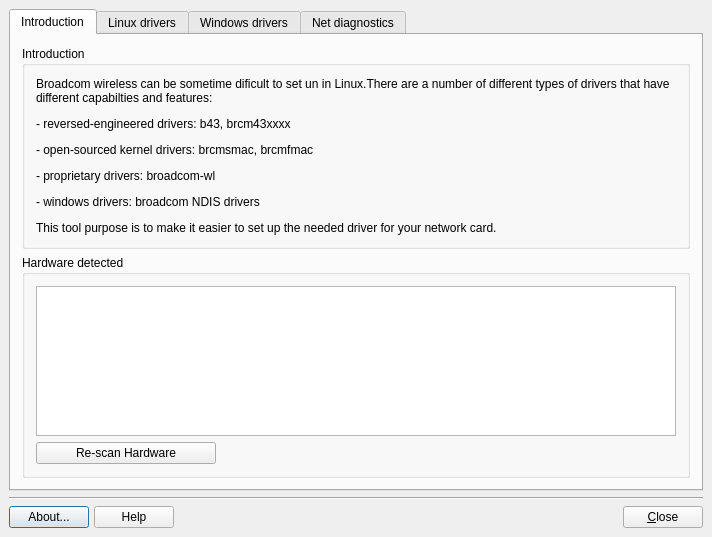
AdrianTM/mx-broadcom-manager, file meconfig.ui: the form before one commit.
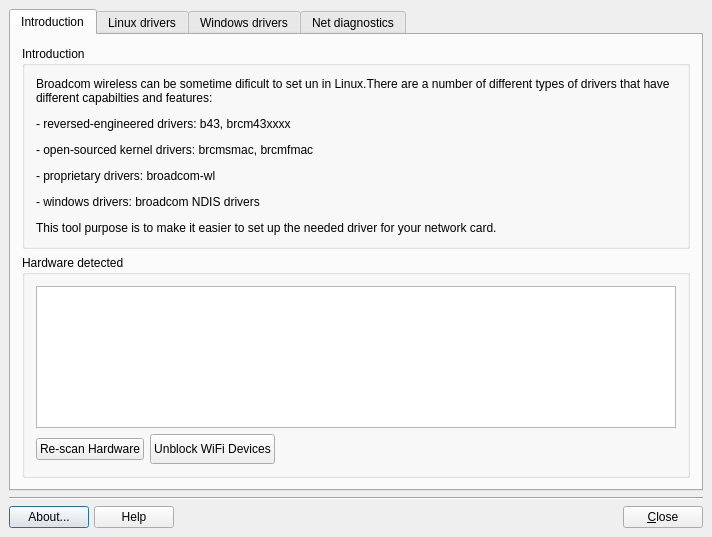
The form after the commit. The open tabs and pages were chosen to show the change. Icons and pictures are not drawn.

Commit message: added unblock button

```diff
--- a/meconfig.ui
+++ b/meconfig.ui
@@ -220,8 +220,44 @@
          <property name="title">
           <string>Hardware detected</string>
          </property>
-         <layout class="QVBoxLayout">
-          <item>
+         <layout class="QGridLayout" name="gridLayout_6">
+          <item row="1" column="0">
+           <widget class="QPushButton" name="hwDiagnosePushButton">
+            <property name="sizePolicy">
+             <sizepolicy hsizetype="Maximum" vsizetype="Fixed">
+              <horstretch>0</horstretch>
+              <verstretch>0</verstretch>
+             </sizepolicy>
+            </property>
+            <property name="maximumSize">
+             <size>
+              <width>180</width>
+              <height>16777215</height>
+             </size>
+            </property>
+            <property name="text">
+             <string>Re-scan Hardware</string>
+            </property>
+            <property name="icon">
+             <iconset>
+              <normaloff>../../../../../../../../usr/share/mx-broadcom-manager/icons/reload.png</normaloff>../../../../../../../../usr/share/mx-broadcom-manager/icons/reload.png</iconset>
+            </property>
+           </widget>
+          </item>
+          <item row="1" column="2">
+           <spacer name="horizontalSpacer">
+            <property name="orientation">
+             <enum>Qt::Horizontal</enum>
+            </property>
+            <property name="sizeHint" stdset="0">
+             <size>
+              <width>40</width>
+              <height>20</height>
+             </size>
+            </property>
+           </spacer>
+          </item>
+          <item row="0" column="0" colspan="3">
            <widget class="QListWidget" name="hwList">
             <property name="sizePolicy">
              <sizepolicy hsizetype="Expanding" vsizetype="Expanding">
@@ -279,22 +315,22 @@
             </property>
            </widget>
           </item>
-          <item>
-           <widget class="QPushButton" name="hwDiagnosePushButton">
+          <item row="1" column="1">
+           <widget class="QPushButton" name="hwUnblock">
             <property name="sizePolicy">
              <sizepolicy hsizetype="Maximum" vsizetype="Fixed">
               <horstretch>0</horstretch>
               <verstretch>0</verstretch>
              </sizepolicy>
             </property>
-            <property name="maximumSize">
+            <property name="minimumSize">
              <size>
-              <width>180</width>
-              <height>16777215</height>
+              <width>0</width>
+              <height>30</height>
              </size>
             </property>
             <property name="text">
-             <string>Re-scan Hardware</string>
+             <string>Unblock WiFi Devices</string>
             </property>
             <property name="icon">
              <iconset>
```
Left out of the diff: 8 changed lines with no effect on the pictures. The commit also changes 5 other files.
